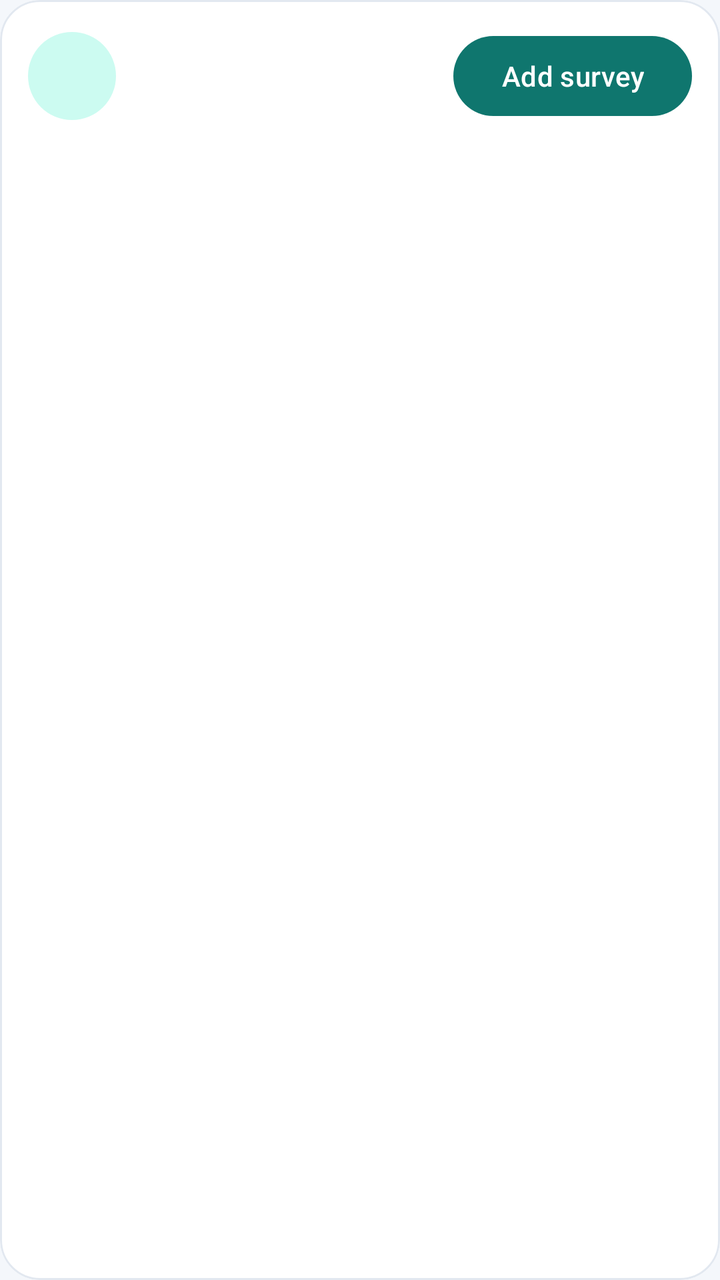
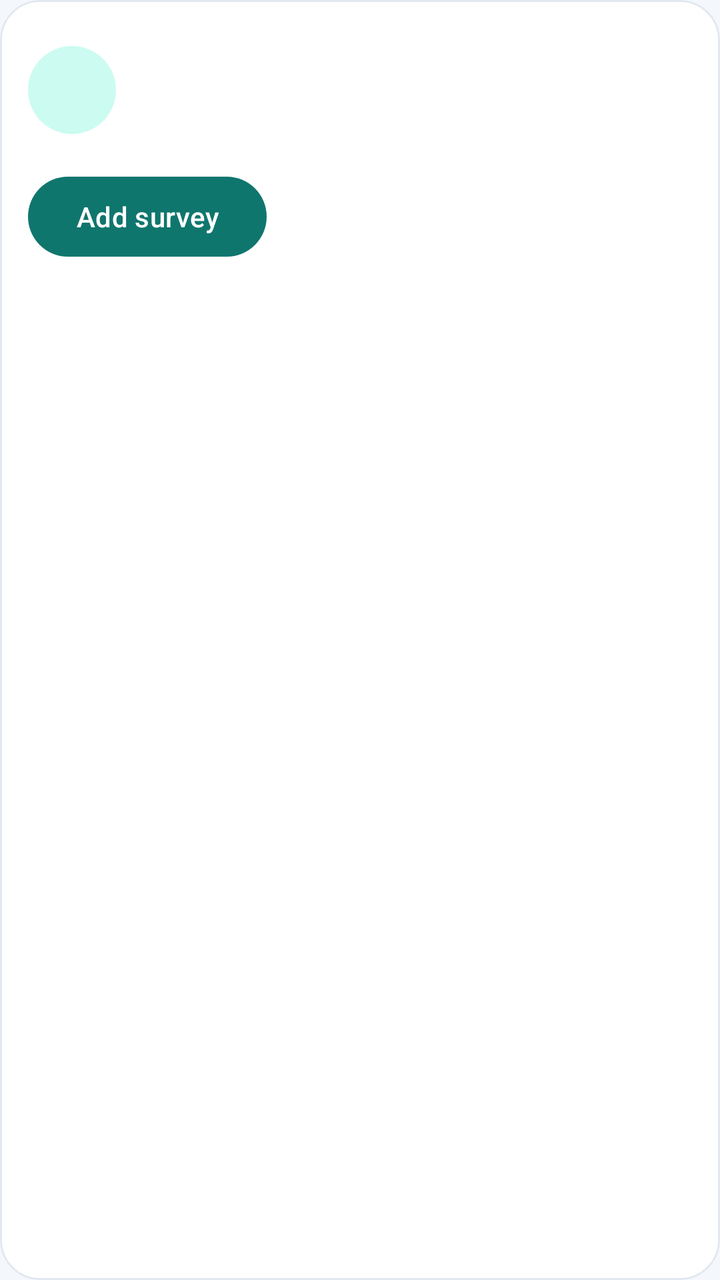

The first picture is an Android layout as it rendered before a commit; the second is the same layout after the commit. The layout source and the unified diff follow.
<!-- AndroidManifest.xml: application theme Theme.SurveyMate -->
<!-- res/layout/item_call.xml -->
<?xml version="1.0" encoding="utf-8"?>
<com.google.android.material.card.MaterialCardView xmlns:android="http://schemas.android.com/apk/res/android"
    android:layout_width="match_parent"
    android:layout_height="wrap_content"
    android:layout_marginBottom="10dp">

    <LinearLayout
        android:layout_width="match_parent"
        android:layout_height="wrap_content"
        android:gravity="center_vertical"
        android:orientation="horizontal"
        android:padding="14dp">

        <TextView
            android:id="@+id/avatar"
            android:layout_width="44dp"
            android:layout_height="44dp"
            android:background="@drawable/bg_avatar"
            android:gravity="center"
            android:textColor="@color/on_primary_container"
            android:textStyle="bold" />

        <LinearLayout
            android:layout_width="0dp"
            android:layout_height="wrap_content"
            android:layout_marginStart="12dp"
            android:layout_weight="1"
            android:orientation="vertical">

            <TextView
                android:id="@+id/title"
                android:layout_width="wrap_content"
                android:layout_height="wrap_content"
                android:textColor="@color/text_primary"
                android:textSize="16sp"
                android:textStyle="bold" />

            <TextView
                android:id="@+id/subtitle"
                android:layout_width="wrap_content"
                android:layout_height="wrap_content"
                android:layout_marginTop="2dp"
                android:textColor="@color/text_secondary"
                android:textSize="13sp" />
        </LinearLayout>

        <com.google.android.material.button.MaterialButton
            android:id="@+id/add"
            android:layout_width="wrap_content"
            android:layout_height="wrap_content"
            android:minWidth="0dp"
            android:text="@string/add_from_call"
            android:textAllCaps="false" />
    </LinearLayout>
</com.google.android.material.card.MaterialCardView>
<!-- resources referenced by this layout -->
<resources>
  <color name="on_primary_container">#134E4A</color>
  <color name="text_primary">#0F172A</color>
  <color name="text_secondary">#64748B</color>
  <!-- drawable bg_avatar (drawable) -->
  <?xml version="1.0" encoding="utf-8"?>
  <shape xmlns:android="http://schemas.android.com/apk/res/android" android:shape="oval">
      <solid android:color="@color/primary_container" />
  </shape>
  <string name="add_from_call">Add survey</string>
  <style name="Theme.SurveyMate" parent="Theme.Material3.DayNight.NoActionBar">
          <item name="colorPrimary">@color/primary</item>
          <item name="colorOnPrimary">@color/on_primary</item>
          <item name="colorPrimaryContainer">@color/primary_container</item>
          <item name="colorSecondary">@color/secondary</item>
          <item name="colorSecondaryContainer">@color/secondary_container</item>
          <item name="android:statusBarColor">@color/background</item>
          <item name="android:navigationBarColor">@color/surface</item>
          <item name="android:windowLightStatusBar">true</item>
          <item name="android:windowBackground">@color/background</item>
          <item name="materialCardViewStyle">@style/Widget.SurveyMate.Card</item>
      </style>
  <color name="primary_container">#CCFBF1</color>
  <color name="primary">#0F766E</color>
  <color name="on_primary">#FFFFFF</color>
  <color name="secondary">#2563EB</color>
  <color name="secondary_container">#DBEAFE</color>
  <color name="background">#F4F7FB</color>
  <color name="surface">#FFFFFF</color>
  <style name="Widget.SurveyMate.Card" parent="Widget.Material3.CardView.Elevated">
          <item name="cardElevation">0dp</item>
          <item name="cardCornerRadius">20dp</item>
          <item name="strokeWidth">1dp</item>
          <item name="strokeColor">@color/outline</item>
          <item name="cardBackgroundColor">@color/surface</item>
      </style>
  <color name="outline">#E2E8F0</color>
</resources>

<!-- the commit's change to res/layout/item_call.xml (unified diff, before → after) -->
@@ -7,47 +7,70 @@
     <LinearLayout
         android:layout_width="match_parent"
         android:layout_height="wrap_content"
-        android:gravity="center_vertical"
-        android:orientation="horizontal"
+        android:orientation="vertical"
         android:padding="14dp">
 
-        <TextView
-            android:id="@+id/avatar"
-            android:layout_width="44dp"
-            android:layout_height="44dp"
-            android:background="@drawable/bg_avatar"
-            android:gravity="center"
-            android:textColor="@color/on_primary_container"
-            android:textStyle="bold" />
-
         <LinearLayout
-            android:layout_width="0dp"
+            android:layout_width="match_parent"
             android:layout_height="wrap_content"
-            android:layout_marginStart="12dp"
-            android:layout_weight="1"
-            android:orientation="vertical">
+            android:gravity="center_vertical"
+            android:orientation="horizontal">
 
             <TextView
-                android:id="@+id/title"
-                android:layout_width="wrap_content"
-                android:layout_height="wrap_content"
-                android:textColor="@color/text_primary"
-                android:textSize="16sp"
+                android:id="@+id/avatar"
+                android:layout_width="44dp"
+                android:layout_height="44dp"
+                android:background="@drawable/bg_avatar"
+                android:gravity="center"
+                android:textColor="@color/on_primary_container"
                 android:textStyle="bold" />
 
-            <TextView
-                android:id="@+id/subtitle"
-                android:layout_width="wrap_content"
+            <LinearLayout
+                android:layout_width="0dp"
                 android:layout_height="wrap_content"
-                android:layout_marginTop="2dp"
-                android:textColor="@color/text_secondary"
-                android:textSize="13sp" />
+                android:layout_marginStart="12dp"
+                android:layout_weight="1"
+                android:orientation="vertical">
+
+                <TextView
+                    android:id="@+id/title"
+                    android:layout_width="match_parent"
+                    android:layout_height="wrap_content"
+                    android:ellipsize="end"
+                    android:maxLines="1"
+                    android:textColor="@color/text_primary"
+                    android:textSize="16sp"
+                    android:textStyle="bold" />
+
+                <TextView
+                    android:id="@+id/phone"
+                    android:layout_width="match_parent"
+                    android:layout_height="wrap_content"
+                    android:layout_marginTop="2dp"
+                    android:ellipsize="end"
+                    android:fontFamily="monospace"
+                    android:maxLines="1"
+                    android:singleLine="true"
+                    android:textColor="@color/text_primary"
+                    android:textSize="14sp" />
+
+                <TextView
+                    android:id="@+id/subtitle"
+                    android:layout_width="match_parent"
+                    android:layout_height="wrap_content"
+                    android:layout_marginTop="2dp"
+                    android:ellipsize="end"
+                    android:maxLines="1"
+                    android:textColor="@color/text_secondary"
+                    android:textSize="13sp" />
+            </LinearLayout>
         </LinearLayout>
 
         <com.google.android.material.button.MaterialButton
             android:id="@+id/add"
             android:layout_width="wrap_content"
             android:layout_height="wrap_content"
+            android:layout_marginTop="8dp"
             android:minWidth="0dp"
             android:text="@string/add_from_call"
             android:textAllCaps="false" />
